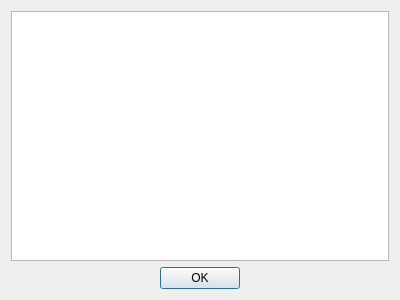
This is help.ui in mreintz/guitar-fretboard as Qt 5 draws it before an edit. The edited form follows.
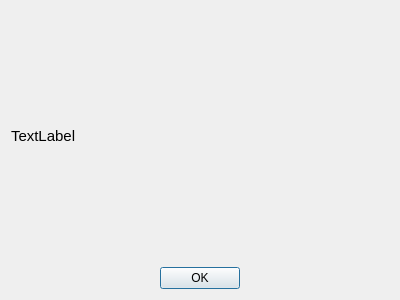
This is the edited form.

Commit message: Multiline label with auto-resize in help window.

The edit to the form file:
```diff
--- a/help.ui
+++ b/help.ui
@@ -17,26 +17,14 @@
    <item>
     <layout class="QVBoxLayout" name="verticalLayout">
      <item>
-      <widget class="QTextEdit" name="textEdit">
+      <widget class="QLabel" name="label">
        <property name="font">
         <font>
-         <pointsize>12</pointsize>
+         <pointsize>11</pointsize>
         </font>
        </property>
-       <property name="acceptDrops">
-        <bool>false</bool>
-       </property>
-       <property name="autoFillBackground">
-        <bool>false</bool>
-       </property>
-       <property name="autoFormatting">
-        <set>QTextEdit::AutoNone</set>
-       </property>
-       <property name="undoRedoEnabled">
-        <bool>false</bool>
-       </property>
-       <property name="readOnly">
-        <bool>true</bool>
+       <property name="text">
+        <string>TextLabel</string>
        </property>
       </widget>
      </item>
```
The commit also changes 2 other files.
